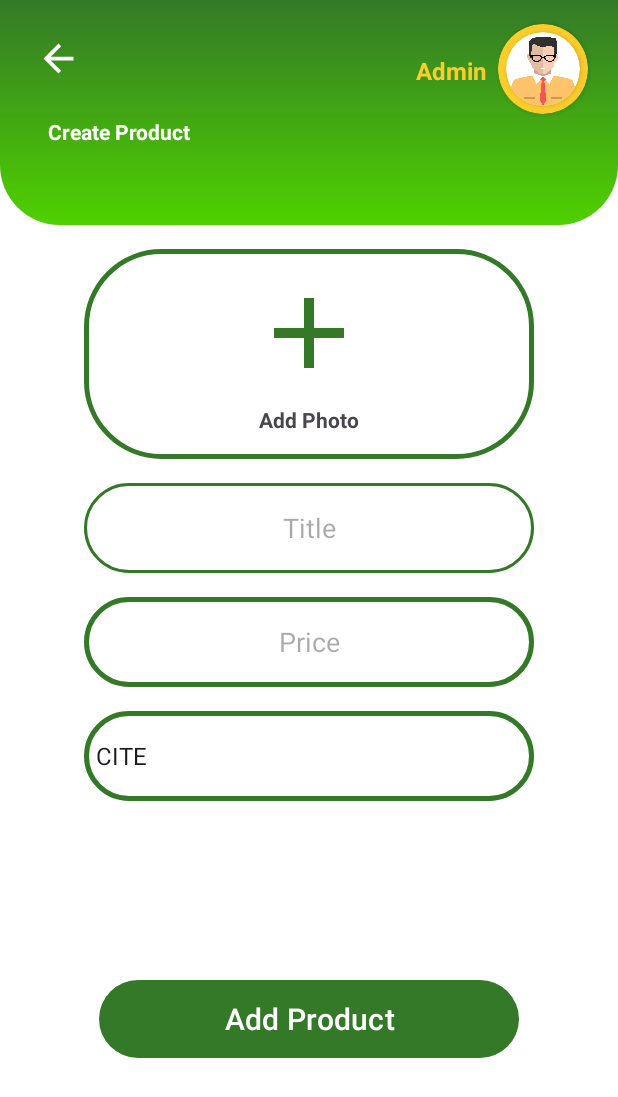
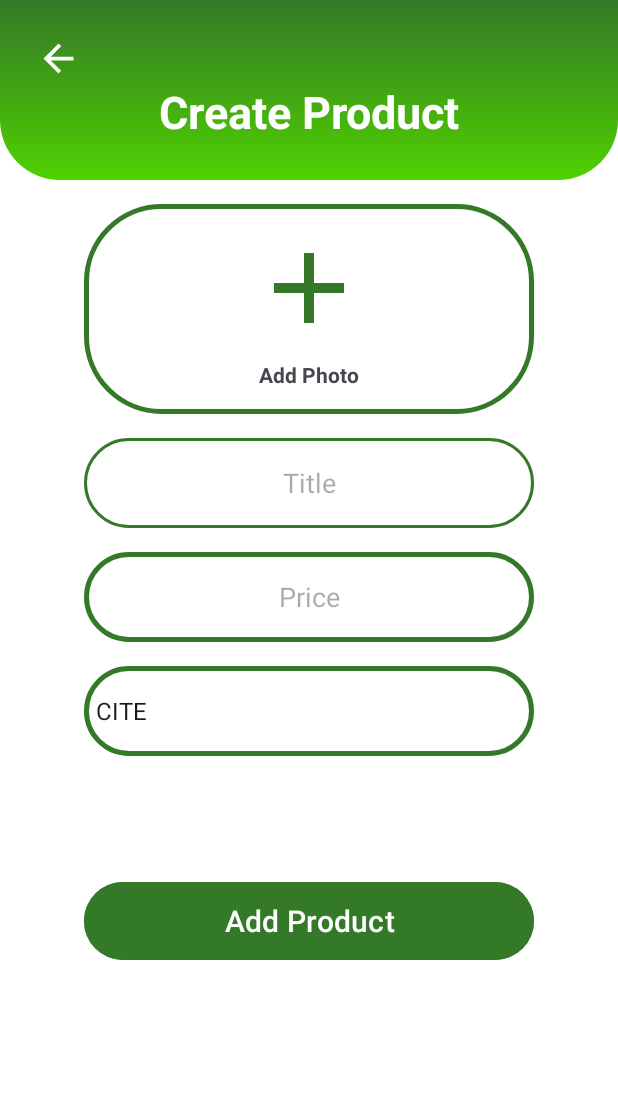
Before and after one commit to Diolazo/practice, an Android app: the AdminCreate screen opened directly, with no data from a screen before it, on a phone screen of 412 x 824 dp. Shown: the top 1097 px of the screen. Run offline under Robolectric (Android 15) with nearby library versions, the phone set to English and light mode, and no system bars; Roboto replaces fonts that are not available here.

Commit message:
eight commit

```diff
--- a/app/src/main/res/layout/activity_main.xml
+++ b/app/src/main/res/layout/activity_main.xml
@@ -5,4 +5,5 @@
     android:id="@+id/main"
     android:layout_width="match_parent"
     android:layout_height="match_parent"
-    tools:context=".MainActivity"/>
+    tools:context=".MainActivity"
+    android:background="@color/white"/>
--- a/app/src/main/res/layout/design_admin_create.xml
+++ b/app/src/main/res/layout/design_admin_create.xml
@@ -11,50 +11,11 @@
     <androidx.constraintlayout.widget.ConstraintLayout
         android:id="@+id/constraintLayout4"
         android:layout_width="match_parent"
-        android:layout_height="150dp"
+        android:layout_height="120dp"
         android:background="@drawable/custom_home_page"
         app:layout_constraintEnd_toEndOf="parent"
         app:layout_constraintStart_toStartOf="parent"
         app:layout_constraintTop_toTopOf="parent">
-
-        <TextView
-            android:id="@+id/tv_admin_create"
-            android:layout_width="wrap_content"
-            android:layout_height="wrap_content"
-            android:layout_marginTop="36dp"
-            android:layout_marginEnd="8dp"
-            android:text="Admin"
-            android:textColor="@color/yellow"
-            android:textSize="16sp"
-            android:textStyle="bold"
-            app:layout_constraintEnd_toStartOf="@+id/cardView3"
-            app:layout_constraintTop_toTopOf="parent" />
-
-        <androidx.cardview.widget.CardView
-            android:id="@+id/cardView3"
-            android:layout_width="60dp"
-            android:layout_height="60dp"
-            android:layout_marginTop="16dp"
-            android:layout_marginEnd="20dp"
-            app:cardBackgroundColor="@color/yellow"
-            app:cardCornerRadius="150dp"
-            app:layout_constraintEnd_toEndOf="parent"
-            app:layout_constraintTop_toTopOf="parent">
-
-            <androidx.cardview.widget.CardView
-                android:layout_width="match_parent"
-                android:layout_height="match_parent"
-                android:layout_margin="5dp"
-                app:cardCornerRadius="150dp">
-
-                <ImageView
-                    android:layout_width="match_parent"
-                    android:layout_height="match_parent"
-                    android:scaleType="centerCrop"
-                    android:src="@drawable/ic_admin" />
-
-            </androidx.cardview.widget.CardView>
-        </androidx.cardview.widget.CardView>
 
         <ImageView
             android:id="@+id/btn_admin_back"
@@ -67,17 +28,16 @@
             app:srcCompat="@drawable/ic_arrow_back" />
 
         <TextView
-            android:id="@+id/no_value12"
+            android:id="@+id/no_value17"
             android:layout_width="wrap_content"
             android:layout_height="wrap_content"
-            android:layout_marginStart="32dp"
-            android:layout_marginTop="24dp"
             android:text="Create Product"
             android:textColor="@color/white"
+            android:textSize="30sp"
             android:textStyle="bold"
+            app:layout_constraintEnd_toEndOf="parent"
             app:layout_constraintStart_toStartOf="parent"
-            app:layout_constraintTop_toBottomOf="@+id/btn_admin_back"
-            tools:textSize="34sp" />
+            app:layout_constraintTop_toBottomOf="@+id/btn_admin_back" />
 
     </androidx.constraintlayout.widget.ConstraintLayout>
 
@@ -154,19 +114,19 @@
         android:layout_marginTop="16dp"
         android:layout_marginEnd="1dp"
         android:background="@drawable/custom_input_signup"
-        android:gravity="center"
         app:layout_constraintEnd_toEndOf="parent"
         app:layout_constraintStart_toStartOf="parent"
         app:layout_constraintTop_toBottomOf="@+id/etPrice" />
 
     <Button
         android:id="@+id/btn_create"
-        android:layout_width="280dp"
+        android:layout_width="300dp"
         android:layout_height="60dp"
+        android:layout_marginTop="80dp"
+        android:backgroundTint="@color/primaryColor"
         android:text="Add Product"
         android:textColor="@color/white"
         android:textSize="20sp"
-        app:layout_constraintBottom_toBottomOf="parent"
         app:layout_constraintEnd_toEndOf="parent"
         app:layout_constraintStart_toStartOf="parent"
         app:layout_constraintTop_toBottomOf="@+id/spinnerCategory" />
--- a/app/src/main/res/layout/design_admin_dashboard.xml
+++ b/app/src/main/res/layout/design_admin_dashboard.xml
@@ -65,8 +65,9 @@
             android:textColor="@color/white"
             android:textSize="34sp"
             android:textStyle="bold"
+            app:layout_constraintBottom_toBottomOf="parent"
             app:layout_constraintStart_toStartOf="parent"
-            app:layout_constraintTop_toBottomOf="@+id/cardView" />
+            app:layout_constraintTop_toTopOf="parent" />
 
         <TextView
             android:id="@+id/no_value11"
```
